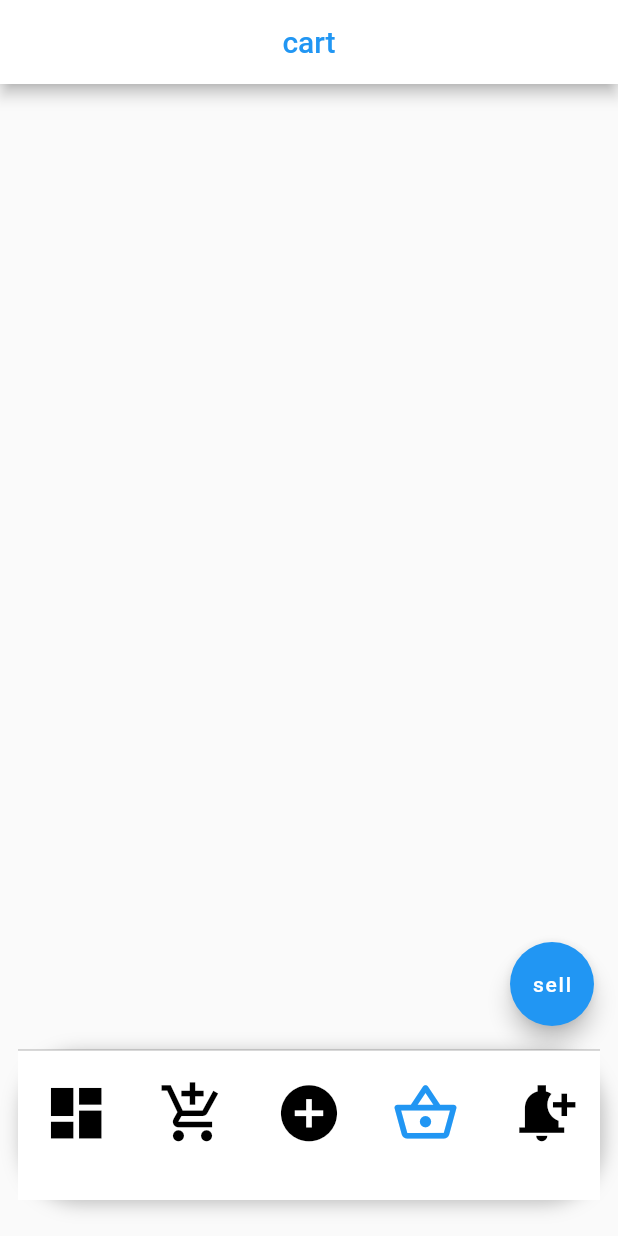
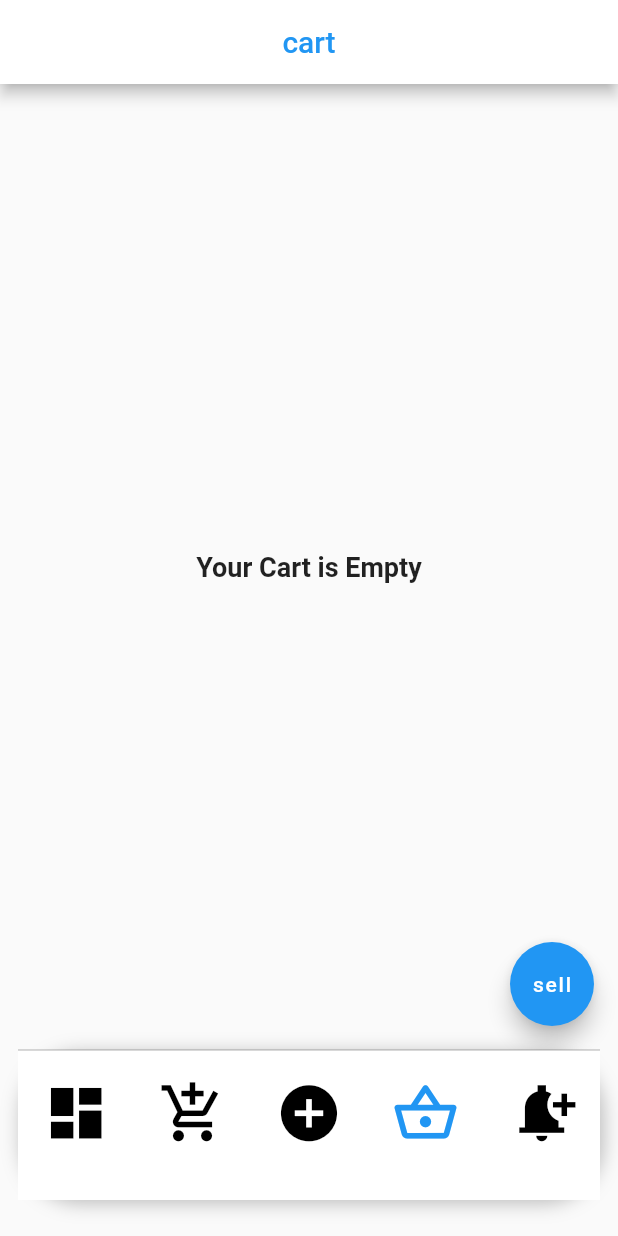
Before and after one commit to mahmoud2391997/canteen2, a Flutter app: the screen it shows after launch, swiped to page 4, on a phone screen of 412 x 824 dp. Run offline on Flutter 3.47's test engine with Material 2 defaults, Android fonts, the light colour scheme and no system bars; our stand-ins replace cloud_firestore, firebase_core, firebase_storage, image_picker; missing offline and left inert: custom_text; accounts and stored records are empty; network calls fail.

Commit message:
empty cart

```diff
--- a/lib/cart.dart
+++ b/lib/cart.dart
@@ -31,16 +31,20 @@ class _cartState extends State<cart> {
             )),
         body: Consumer<CartModel>(
           builder: ((context, data, child) {
+            if (data.cartItems.isEmpty) {
+              return const Center(
+                  child: Text(
+                'Your Cart is Empty',
+                style: TextStyle(fontWeight: FontWeight.bold, fontSize: 18.0),
+              ));
+            } else {
               return ListView.separated(
                 itemBuilder: ((context, index) {
-                return data.cartItems.length == 0
-                    ? Text('no items in the cart')
-                    : Container(
+                  return Container(
                     decoration: BoxDecoration(
                         color: Color.fromARGB(255, 225, 233, 247),
                         border: Border.all(),
-                            borderRadius:
-                                BorderRadius.all(Radius.circular(20))),
+                        borderRadius: BorderRadius.all(Radius.circular(20))),
                     // height: MediaQuery.of(context).size.height / 5,
                     width: MediaQuery.of(context).size.width,
                     height: 140,
@@ -68,16 +72,15 @@ class _cartState extends State<cart> {
                           ),
                         ),
                         IconButton(
-                                padding: const EdgeInsets.only(
-                                    left: 100, bottom: 20),
+                            padding:
+                                const EdgeInsets.only(left: 100, bottom: 20),
                             icon: Icon(
                               Icons.close,
                               color: Colors.red,
                               size: 50,
                             ),
-                                onPressed: (() => Provider.of<CartModel>(
-                                        context,
-                                        listen: false)
+                            onPressed: (() =>
+                                Provider.of<CartModel>(context, listen: false)
                                     .removeItemFromCart(index))),
                       ],
                     ),
@@ -90,6 +93,7 @@ class _cartState extends State<cart> {
                   );
                 },
               );
+            }
           }),
         ),
         floatingActionButton: FloatingActionButton(
```
Also changed, not shown: lib/cart_model.dart (+0 -14 lines). Lines whose indentation alone changed are shown as unchanged.
